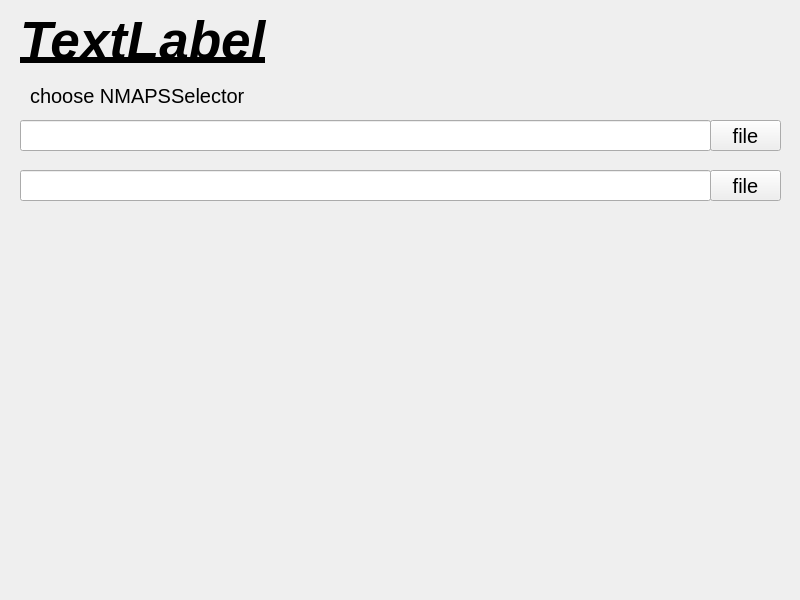
Qt form widget.ui (misaki-s/qt-widget-sample-app) before a commit.
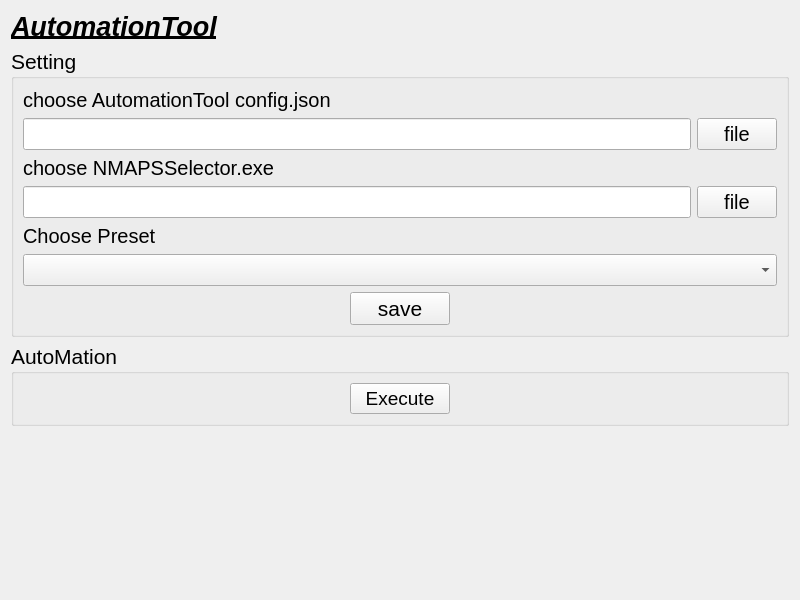
The same form after that commit. Icons and pictures are not drawn.

Commit message: json書き込み処理追加

```diff
--- a/widget.ui
+++ b/widget.ui
@@ -10,6 +10,12 @@
     <height>600</height>
    </rect>
   </property>
+  <property name="sizePolicy">
+   <sizepolicy hsizetype="Fixed" vsizetype="Fixed">
+    <horstretch>0</horstretch>
+    <verstretch>0</verstretch>
+   </sizepolicy>
+  </property>
   <property name="font">
    <font>
     <pointsize>40</pointsize>
@@ -18,18 +24,15 @@
   <property name="windowTitle">
    <string>Widget</string>
   </property>
+  <layout class="QVBoxLayout" name="verticalLayout_2">
+   <item>
   <widget class="QLabel" name="label">
-   <property name="geometry">
-    <rect>
-     <x>20</x>
-     <y>10</y>
-     <width>331</width>
-     <height>61</height>
-    </rect>
+     <property name="enabled">
+      <bool>true</bool>
    </property>
    <property name="font">
     <font>
-     <pointsize>40</pointsize>
+       <pointsize>20</pointsize>
      <italic>true</italic>
      <bold>true</bold>
      <underline>true</underline>
@@ -37,84 +40,89 @@
     </font>
    </property>
    <property name="text">
-    <string>TextLabel</string>
-   </property>
-  </widget>
-  <widget class="QPushButton" name="pushButton">
-   <property name="geometry">
-    <rect>
-     <x>710</x>
-     <y>120</y>
-     <width>71</width>
-     <height>31</height>
-    </rect>
-   </property>
-   <property name="maximumSize">
-    <size>
-     <width>16777215</width>
-     <height>16777215</height>
-    </size>
-   </property>
+      <string>AutomationTool</string>
+     </property>
+    </widget>
+   </item>
+   <item>
+    <widget class="QGroupBox" name="group1">
    <property name="font">
     <font>
-     <pointsize>15</pointsize>
-    </font>
-   </property>
-   <property name="text">
-    <string>file</string>
-   </property>
-  </widget>
-  <widget class="QLineEdit" name="lineEdit_NMAPSSelector">
-   <property name="geometry">
-    <rect>
-     <x>20</x>
-     <y>120</y>
-     <width>691</width>
-     <height>31</height>
-    </rect>
-   </property>
-   <property name="maximumSize">
-    <size>
-     <width>16777215</width>
-     <height>16777215</height>
-    </size>
-   </property>
-   <property name="font">
-    <font>
-     <pointsize>15</pointsize>
-    </font>
-   </property>
-   <property name="layoutDirection">
-    <enum>Qt::LeftToRight</enum>
-   </property>
-  </widget>
+       <pointsize>16</pointsize>
+      </font>
+     </property>
+     <property name="title">
+      <string>Setting</string>
+     </property>
+     <layout class="QVBoxLayout" name="verticalLayout">
+      <item>
   <widget class="QLabel" name="label_2">
-   <property name="geometry">
-    <rect>
-     <x>30</x>
-     <y>80</y>
-     <width>231</width>
-     <height>31</height>
-    </rect>
-   </property>
+        <property name="font">
+         <font>
+          <pointsize>15</pointsize>
+         </font>
+        </property>
+        <property name="text">
+         <string>choose AutomationTool config.json</string>
+        </property>
+       </widget>
+      </item>
+      <item>
+       <layout class="QHBoxLayout" name="horizontalLayout_4">
+        <item>
+         <widget class="QLineEdit" name="lineEdit_NMAPSSelector">
+          <property name="maximumSize">
+           <size>
+            <width>16777215</width>
+            <height>16777215</height>
+           </size>
+          </property>
    <property name="font">
     <font>
      <pointsize>15</pointsize>
     </font>
    </property>
+          <property name="layoutDirection">
+           <enum>Qt::LeftToRight</enum>
+          </property>
+         </widget>
+        </item>
+        <item>
+         <widget class="QPushButton" name="pushButton">
+          <property name="maximumSize">
+           <size>
+            <width>16777215</width>
+            <height>16777215</height>
+           </size>
+          </property>
+          <property name="font">
+           <font>
+            <pointsize>15</pointsize>
+           </font>
+          </property>
    <property name="text">
-    <string>choose NMAPSSelector</string>
-   </property>
-  </widget>
+           <string>file</string>
+          </property>
+         </widget>
+        </item>
+       </layout>
+      </item>
+      <item>
+       <widget class="QLabel" name="label_3">
+        <property name="font">
+         <font>
+          <pointsize>15</pointsize>
+         </font>
+        </property>
+        <property name="text">
+         <string>choose NMAPSSelector.exe</string>
+        </property>
+       </widget>
+      </item>
+      <item>
+       <layout class="QHBoxLayout" name="horizontalLayout_2">
+        <item>
   <widget class="QLineEdit" name="lineEdit_NMAPSSelector_2">
-   <property name="geometry">
-    <rect>
-     <x>20</x>
-     <y>170</y>
-     <width>691</width>
-     <height>31</height>
-    </rect>
-   </property>
    <property name="font">
     <font>
      <pointsize>15</pointsize>
@@ -124,15 +132,9 @@
     <enum>Qt::LeftToRight</enum>
    </property>
   </widget>
+        </item>
+        <item>
   <widget class="QPushButton" name="pushButton_2">
-   <property name="geometry">
-    <rect>
-     <x>710</x>
-     <y>170</y>
-     <width>71</width>
-     <height>31</height>
-    </rect>
-   </property>
    <property name="font">
     <font>
      <pointsize>15</pointsize>
@@ -142,6 +144,150 @@
     <string>file</string>
    </property>
   </widget>
+        </item>
+       </layout>
+      </item>
+      <item>
+       <widget class="QLabel" name="label_4">
+        <property name="font">
+         <font>
+          <pointsize>15</pointsize>
+         </font>
+        </property>
+        <property name="text">
+         <string>Choose Preset</string>
+        </property>
+       </widget>
+      </item>
+      <item>
+       <widget class="QComboBox" name="combo1">
+        <property name="sizePolicy">
+         <sizepolicy hsizetype="Preferred" vsizetype="Minimum">
+          <horstretch>0</horstretch>
+          <verstretch>0</verstretch>
+         </sizepolicy>
+        </property>
+        <property name="minimumSize">
+         <size>
+          <width>0</width>
+          <height>30</height>
+         </size>
+        </property>
+        <property name="font">
+         <font>
+          <pointsize>15</pointsize>
+         </font>
+        </property>
+        <property name="currentText">
+         <string/>
+        </property>
+        <property name="placeholderText">
+         <string/>
+        </property>
+       </widget>
+      </item>
+      <item>
+       <layout class="QHBoxLayout" name="horizontalLayout_3">
+        <item>
+         <widget class="QPushButton" name="saveBtn">
+          <property name="sizePolicy">
+           <sizepolicy hsizetype="Fixed" vsizetype="Minimum">
+            <horstretch>0</horstretch>
+            <verstretch>0</verstretch>
+           </sizepolicy>
+          </property>
+          <property name="minimumSize">
+           <size>
+            <width>100</width>
+            <height>30</height>
+           </size>
+          </property>
+          <property name="text">
+           <string>save</string>
+          </property>
+          <property name="icon">
+           <iconset>
+            <normaloff>res/pen.png</normaloff>res/pen.png</iconset>
+          </property>
+          <property name="iconSize">
+           <size>
+            <width>24</width>
+            <height>24</height>
+           </size>
+          </property>
+         </widget>
+        </item>
+       </layout>
+      </item>
+     </layout>
+    </widget>
+   </item>
+   <item>
+    <widget class="QGroupBox" name="group2">
+     <property name="font">
+      <font>
+       <pointsize>16</pointsize>
+      </font>
+     </property>
+     <property name="title">
+      <string>AutoMation</string>
+     </property>
+     <layout class="QVBoxLayout" name="verticalLayout_4">
+      <item>
+       <layout class="QHBoxLayout" name="horizontalLayout">
+        <item>
+         <widget class="QPushButton" name="executeBtn">
+          <property name="sizePolicy">
+           <sizepolicy hsizetype="Fixed" vsizetype="Minimum">
+            <horstretch>0</horstretch>
+            <verstretch>0</verstretch>
+           </sizepolicy>
+          </property>
+          <property name="minimumSize">
+           <size>
+            <width>100</width>
+            <height>30</height>
+           </size>
+          </property>
+          <property name="font">
+           <font>
+            <pointsize>14</pointsize>
+           </font>
+          </property>
+          <property name="text">
+           <string>Execute</string>
+          </property>
+          <property name="icon">
+           <iconset>
+            <normaloff>res/play.png</normaloff>res/play.png</iconset>
+          </property>
+          <property name="iconSize">
+           <size>
+            <width>24</width>
+            <height>24</height>
+           </size>
+          </property>
+         </widget>
+        </item>
+       </layout>
+      </item>
+     </layout>
+    </widget>
+   </item>
+   <item>
+    <spacer name="verticalSpacer">
+     <property name="orientation">
+      <enum>Qt::Vertical</enum>
+     </property>
+     <property name="sizeHint" stdset="0">
+      <size>
+       <width>20</width>
+       <height>40</height>
+      </size>
+     </property>
+    </spacer>
+   </item>
+  </layout>
  </widget>
  <resources/>
  <connections>
```
Left out of the diff: 2 changed lines with no effect on the pictures. Lines whose indentation alone changed are shown as unchanged. The commit also changes 4 other files.
